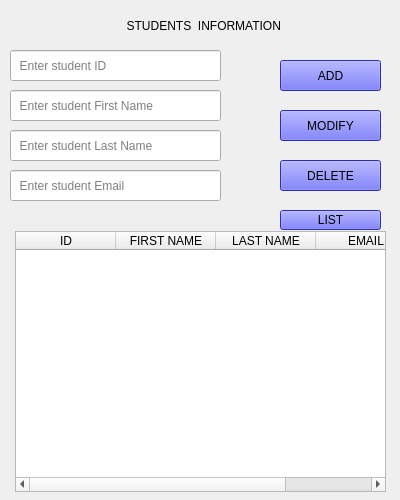
Above: admin.ui from mariamzhamakochyan/Lab-projects before the change. Below: the same form after it.
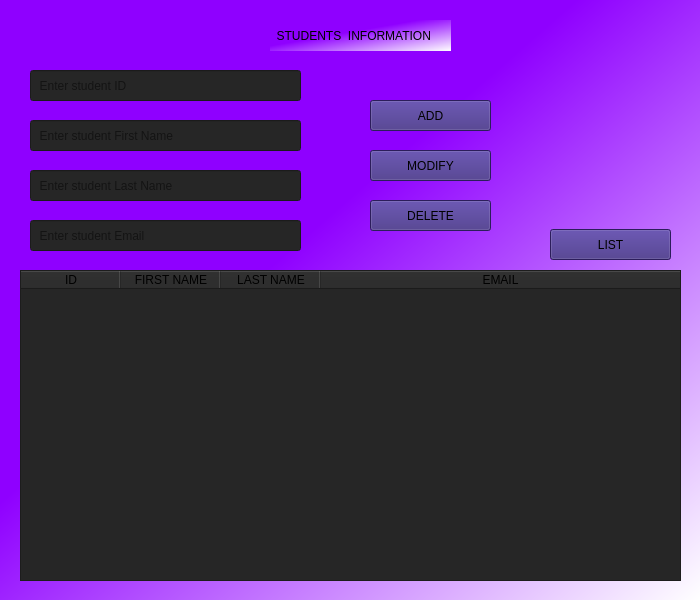
That is the form after the change.

```diff
--- a/admin.ui
+++ b/admin.ui
@@ -6,25 +6,28 @@
    <rect>
     <x>0</x>
     <y>0</y>
-    <width>400</width>
-    <height>500</height>
+    <width>700</width>
+    <height>600</height>
    </rect>
   </property>
   <property name="windowTitle">
    <string>Form</string>
   </property>
   <property name="styleSheet">
-   <string notr="true"/>
+   <string notr="true">background-color:qlineargradient(spread:pad, x1:0.409, y1:0.420455, x2:1, y2:1, stop:0 rgba(143, 0, 255, 255), stop:1 rgba(255, 255, 255, 255))</string>
   </property>
   <widget class="QLineEdit" name="lineEdit_id">
    <property name="geometry">
     <rect>
-     <x>10</x>
-     <y>50</y>
-     <width>211</width>
+     <x>30</x>
+     <y>70</y>
+     <width>271</width>
      <height>31</height>
     </rect>
    </property>
+   <property name="styleSheet">
+    <string notr="true">background-color: rgb(38, 38, 38);</string>
+   </property>
    <property name="placeholderText">
     <string>  Enter student ID</string>
    </property>
@@ -32,12 +35,15 @@
   <widget class="QLineEdit" name="lineEdit_first">
    <property name="geometry">
     <rect>
-     <x>10</x>
-     <y>90</y>
-     <width>211</width>
+     <x>30</x>
+     <y>120</y>
+     <width>271</width>
      <height>31</height>
     </rect>
    </property>
+   <property name="styleSheet">
+    <string notr="true">background-color: rgb(38, 38, 38);</string>
+   </property>
    <property name="text">
     <string/>
    </property>
@@ -48,12 +54,15 @@
   <widget class="QLineEdit" name="lineEdit_last">
    <property name="geometry">
     <rect>
-     <x>10</x>
-     <y>130</y>
-     <width>211</width>
+     <x>30</x>
+     <y>170</y>
+     <width>271</width>
      <height>31</height>
     </rect>
    </property>
+   <property name="styleSheet">
+    <string notr="true">background-color: rgb(38, 38, 38);</string>
+   </property>
    <property name="placeholderText">
     <string>  Enter student Last Name</string>
    </property>
@@ -61,14 +70,14 @@
   <widget class="QPushButton" name="pushButton_add">
    <property name="geometry">
     <rect>
-     <x>280</x>
-     <y>60</y>
-     <width>101</width>
+     <x>370</x>
+     <y>100</y>
+     <width>121</width>
      <height>31</height>
     </rect>
    </property>
    <property name="styleSheet">
-    <string notr="true">background-color: rgb(61, 62, 255);</string>
+    <string notr="true">background-color: rgb(61, 41, 128);</string>
    </property>
    <property name="text">
     <string>ADD</string>
@@ -77,12 +86,15 @@
   <widget class="QLineEdit" name="lineEdit_email">
    <property name="geometry">
     <rect>
-     <x>10</x>
-     <y>170</y>
-     <width>211</width>
+     <x>30</x>
+     <y>220</y>
+     <width>271</width>
      <height>31</height>
     </rect>
    </property>
+   <property name="styleSheet">
+    <string notr="true">background-color: rgb(38, 38, 38);</string>
+   </property>
    <property name="placeholderText">
     <string>  Enter student Email</string>
    </property>
@@ -90,14 +102,14 @@
   <widget class="QPushButton" name="pushButton_modify">
    <property name="geometry">
     <rect>
-     <x>280</x>
-     <y>110</y>
-     <width>101</width>
+     <x>370</x>
+     <y>150</y>
+     <width>121</width>
      <height>31</height>
     </rect>
    </property>
    <property name="styleSheet">
-    <string notr="true">background-color: rgb(61, 62, 255);</string>
+    <string notr="true">background-color: rgb(61, 41, 128);</string>
    </property>
    <property name="text">
     <string>MODIFY</string>
@@ -106,15 +118,14 @@
   <widget class="QPushButton" name="pushButton_delet">
    <property name="geometry">
     <rect>
-     <x>280</x>
-     <y>160</y>
-     <width>101</width>
+     <x>370</x>
+     <y>200</y>
+     <width>121</width>
      <height>31</height>
     </rect>
    </property>
    <property name="styleSheet">
-    <string notr="true">background-color: rgb(61, 62, 255);
-</string>
+    <string notr="true">background-color: rgb(61, 41, 128);</string>
    </property>
    <property name="text">
     <string>DELETE</string>
@@ -123,8 +134,8 @@
   <widget class="QLabel" name="label">
    <property name="geometry">
     <rect>
-     <x>120</x>
-     <y>10</y>
+     <x>270</x>
+     <y>20</y>
      <width>181</width>
      <height>31</height>
     </rect>
@@ -139,12 +150,33 @@
   <widget class="QTableWidget" name="tableWidget">
    <property name="geometry">
     <rect>
-     <x>15</x>
-     <y>231</y>
-     <width>371</width>
-     <height>261</height>
+     <x>20</x>
+     <y>270</y>
+     <width>661</width>
+     <height>311</height>
     </rect>
    </property>
+   <property name="styleSheet">
+    <string notr="true">background-color: rgb(38, 38, 38);</string>
+   </property>
+   <attribute name="horizontalHeaderCascadingSectionResizes">
+    <bool>true</bool>
+   </attribute>
+   <attribute name="horizontalHeaderShowSortIndicator" stdset="0">
+    <bool>true</bool>
+   </attribute>
+   <attribute name="horizontalHeaderStretchLastSection">
+    <bool>true</bool>
+   </attribute>
+   <attribute name="verticalHeaderCascadingSectionResizes">
+    <bool>true</bool>
+   </attribute>
+   <attribute name="verticalHeaderShowSortIndicator" stdset="0">
+    <bool>true</bool>
+   </attribute>
+   <attribute name="verticalHeaderStretchLastSection">
+    <bool>true</bool>
+   </attribute>
    <column>
     <property name="text">
      <string>ID</string>
@@ -169,14 +201,14 @@
   <widget class="QPushButton" name="pushButton_list">
    <property name="geometry">
     <rect>
-     <x>280</x>
-     <y>210</y>
-     <width>101</width>
-     <height>20</height>
+     <x>550</x>
+     <y>229</y>
+     <width>121</width>
+     <height>31</height>
     </rect>
    </property>
    <property name="styleSheet">
-    <string notr="true">background-color: rgb(61, 62, 255);</string>
+    <string notr="true">background-color: rgb(61, 41, 128);</string>
    </property>
    <property name="text">
     <string>LIST</string>
```
